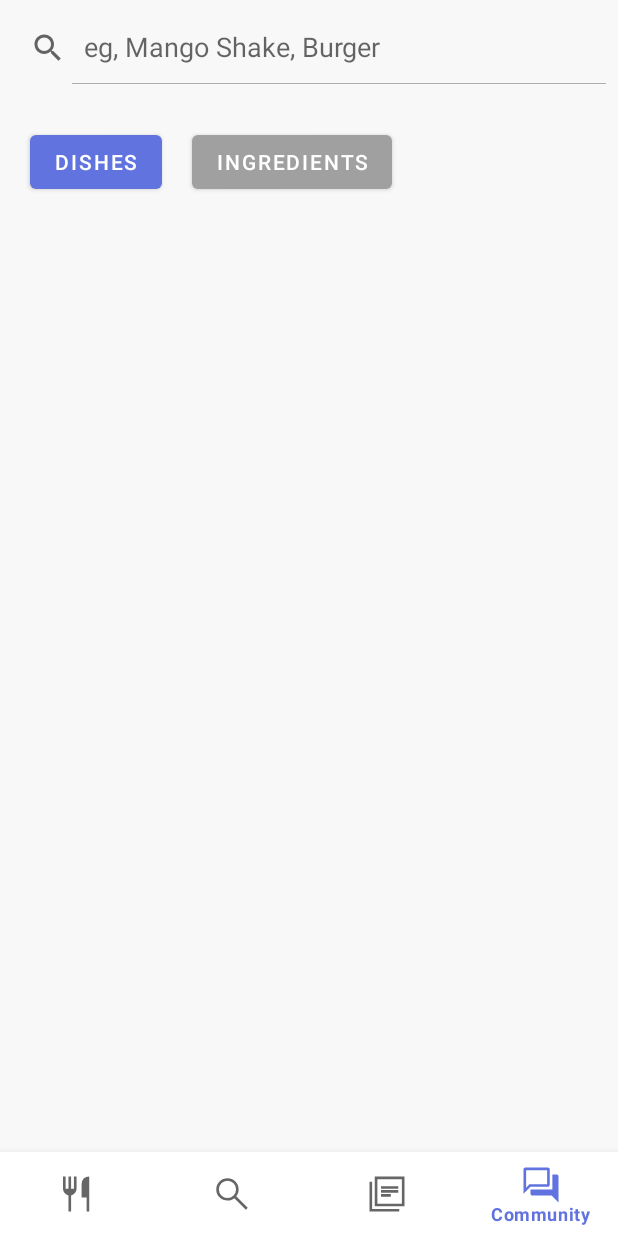
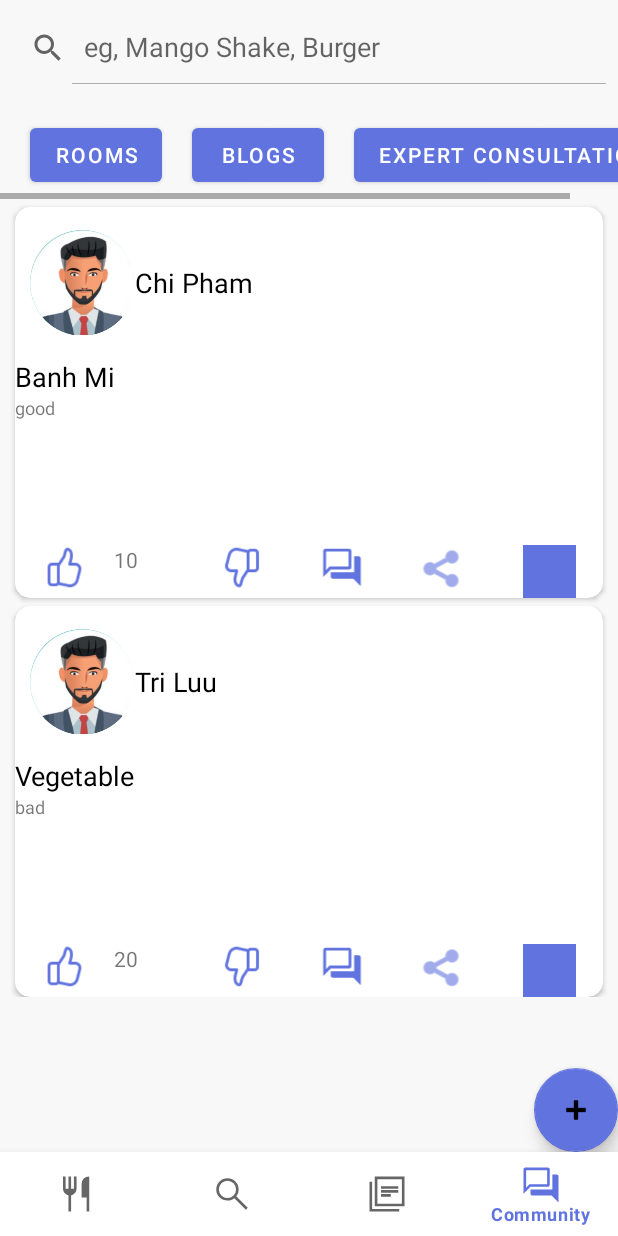
Before and after one commit to Quanghihicoder/NutriChief, an Android app: the MainActivity screen opened directly, with no data from a screen before it, item 4 of the bottom bar chosen, on a phone screen of 412 x 824 dp. Run offline under Robolectric (Android 15) with nearby library versions, the phone set to English and light mode, and no system bars.

Commit message:
Community Feature

```diff
--- a/android/app/src/main/java/com/example/nutrichief/MainActivity.kt
+++ b/android/app/src/main/java/com/example/nutrichief/MainActivity.kt
@@ -6,6 +6,7 @@ import android.os.Bundle
 import android.view.MenuItem
 import androidx.fragment.app.Fragment
 import com.example.nutrichief.model.Meal
+import com.example.nutrichief.view.CommunityFragment
 import com.google.android.material.bottomnavigation.BottomNavigationView
 import com.google.android.material.navigation.NavigationBarView
 import com.example.nutrichief.view.SearchFragment
@@ -15,6 +16,7 @@ class MainActivity : AppCompatActivity(), NavigationBarView.OnItemSelectedListen
     @SuppressLint("MissingInflatedId")
     private lateinit var mealPlanFragment: MealPlanFragment
     private val searchFragment = SearchFragment()
+    private val communityFragment = CommunityFragment()
 
     override fun onCreate(savedInstanceState: Bundle?) {
         super.onCreate(savedInstanceState)
@@ -48,6 +50,9 @@ class MainActivity : AppCompatActivity(), NavigationBarView.OnItemSelectedListen
             R.id.nav_item_search -> {
                 replaceFragment(this.searchFragment)
             }
+            R.id.nav_item_community -> {
+                replaceFragment(this.communityFragment)
+            }
         }
         return true
     }
--- /dev/null
+++ b/android/app/src/main/java/com/example/nutrichief/adapter/CommunityPostAdapter.kt
@@ -0,0 +1,51 @@
+package com.example.nutrichief.adapter
+
+import android.view.LayoutInflater
+import android.view.View
+import android.view.ViewGroup
+import android.widget.*
+import androidx.recyclerview.widget.RecyclerView
+import com.example.nutrichief.R
+import com.example.nutrichief.datamodels.CommunityPost
+
+class CommunityPostAdapter (private var postList: MutableList<CommunityPost>,
+//                            private val listener: AdapterView.OnItemClickListener
+) : RecyclerView.Adapter<CommunityPostAdapter.PostItemViewHolder>(), Filterable {
+    private var communityPostList = ArrayList<CommunityPost>(postList)
+
+    // Interface for defining click listener callbacks
+    interface OnItemClickListener {
+        fun onFoodClick(item: CommunityPost)
+    }
+
+    override fun onCreateViewHolder(parent: ViewGroup, viewType: Int): CommunityPostAdapter.PostItemViewHolder {
+        val layoutInflater = LayoutInflater.from(parent.context)
+        val view = layoutInflater.inflate(R.layout.recycler_item_post, parent, false,) as View
+        return PostItemViewHolder(view)
+    }
+
+    override fun onBindViewHolder(holder: PostItemViewHolder, position: Int) {
+        val post = postList[position]
+        holder.userName.text = post.user_name
+        holder.postTitle.text = post.post_title
+        holder.postDesc.text = post.post_detail
+        holder.postLike.text = post.post_like.toString()
+
+        holder.itemView.setOnClickListener{
+//            listener.onFoodClick(food)
+        }
+    }
+
+    override fun getItemCount(): Int = postList.size
+
+    inner class PostItemViewHolder(itemView: View) : RecyclerView.ViewHolder(itemView) {
+        val userName: TextView = itemView.findViewById(R.id.user_name)
+        val postTitle: TextView = itemView.findViewById(R.id.post_title)
+        val postDesc: TextView = itemView.findViewById(R.id.post_desc)
+        val postLike: TextView = itemView.findViewById(R.id.post_like_number)
+    }
+
+    override fun getFilter(): Filter {
+        TODO("Not yet implemented")
+    }
+}
--- /dev/null
+++ b/android/app/src/main/java/com/example/nutrichief/datamodels/CommunityPost.kt
@@ -0,0 +1,10 @@
+package com.example.nutrichief.datamodels
+
+data class CommunityPost(
+    var post_id: Int,
+    var post_title: String,
+    var post_detail: String,
+    var user_name: String,
+    var post_like: Int,
+    var post_dislike: Int
+)
--- /dev/null
+++ b/android/app/src/main/java/com/example/nutrichief/view/CommunityFragment.kt
@@ -0,0 +1,105 @@
+package com.example.nutrichief.view
+
+import android.content.Intent
+import android.os.Bundle
+import androidx.fragment.app.Fragment
+import android.view.LayoutInflater
+import android.view.View
+import android.view.ViewGroup
+import android.widget.SearchView
+import androidx.fragment.app.commit
+import androidx.recyclerview.widget.LinearLayoutManager
+import androidx.recyclerview.widget.RecyclerView
+import com.example.nutrichief.MainActivity
+import com.example.nutrichief.R
+import com.example.nutrichief.adapter.CommunityPostAdapter
+import com.example.nutrichief.datamodels.CommunityPost
+import com.google.android.material.floatingactionbutton.FloatingActionButton
+
+// TODO: Rename parameter arguments, choose names that match
+// the fragment initialization parameters, e.g. ARG_ITEM_NUMBER
+private const val ARG_PARAM1 = "param1"
+private const val ARG_PARAM2 = "param2"
+
+/**
+ * A simple [Fragment] subclass.
+ * Use the [CommunityFragment.newInstance] factory method to
+ * create an instance of this fragment.
+ */
+class CommunityFragment : Fragment() {
+    // TODO: Rename and change types of parameters
+    private var param1: String? = null
+    private var param2: String? = null
+
+    private lateinit var communityRecyclerView: RecyclerView
+    private lateinit var communityAdapter: CommunityPostAdapter
+
+    override fun onCreate(savedInstanceState: Bundle?) {
+        super.onCreate(savedInstanceState)
+        arguments?.let {
+            param1 = it.getString(ARG_PARAM1)
+            param2 = it.getString(ARG_PARAM2)
+        }
+    }
+
+    override fun onCreateView(
+        inflater: LayoutInflater, container: ViewGroup?,
+        savedInstanceState: Bundle?
+    ): View? {
+        // Inflate the layout for this fragment
+        val view = inflater.inflate(R.layout.fragment_community, container, false)
+
+        val searchBox = view.findViewById<SearchView>(R.id.community_search_view)
+        val addPostBtn = view.findViewById<FloatingActionButton>(R.id.addPostBtn)
+
+        communityRecyclerView = view.findViewById(R.id.community_recycler_view)
+        communityRecyclerView.layoutManager = LinearLayoutManager(requireContext())
+
+        // Initialize adapters
+        communityAdapter = CommunityPostAdapter(mutableListOf())
+
+        val posts = mutableListOf(
+            CommunityPost(1, "Banh Mi", "good", "Chi Pham", 10, 0),
+            CommunityPost(2, "Vegetable", "bad", "Tri Luu", 20, 10),
+        )
+
+        communityAdapter = CommunityPostAdapter(posts)
+        communityRecyclerView.adapter = communityAdapter
+
+        addPostBtn.setOnClickListener {
+//            startActivity(Intent(activity, MainActivity::class.java))
+//            val transaction = requireActivity().supportFragmentManager.beginTransaction()
+//            transaction.replace(R.id.fragment_community, PostAddingFragment())
+//            transaction.addToBackStack(null)
+//            transaction.commit()
+            val bottomDialog = PostAddingFragment()
+            bottomDialog.show(requireActivity().supportFragmentManager, null)
+        }
+
+        return view
+//        val sharedPrefs = getSharedPreferences("MyPrefs", Context.MODE_PRIVATE)
+//        val name = sharedPrefs.getString("user_name", "") ?: ""
+    }
+
+    companion object {
+        /**
+         * Use this factory method to create a new instance of
+         * this fragment using the provided parameters.
+         *
+         * @param param1 Parameter 1.
+         * @param param2 Parameter 2.
+         * @return A new instance of fragment CommunityFragment.
+         */
+        // TODO: Rename and change types and number of parameters
+        @JvmStatic
+        fun newInstance(param1: String, param2: String) =
+            CommunityFragment().apply {
+                arguments = Bundle().apply {
+                    putString(ARG_PARAM1, param1)
+                    putString(ARG_PARAM2, param2)
+                }
+            }
+    }
+
+
+}
--- a/android/app/src/main/java/com/example/nutrichief/view/RegisterActivity.kt
+++ b/android/app/src/main/java/com/example/nutrichief/view/RegisterActivity.kt
@@ -155,6 +155,9 @@ class RegisterActivity : AppCompatActivity() {
                                 Toast.makeText(this@RegisterActivity, "Registration successful", Toast.LENGTH_SHORT)
                                     .show()
                                 val loginIntent = Intent(this@RegisterActivity, MainActivity::class.java)
+                                val sharedPrefs = getSharedPreferences("MyPrefs", Context.MODE_PRIVATE)
+                                val editor = sharedPrefs.edit()
+                                editor.putString("user_name", fullName)
                                 startActivity(loginIntent)
                                 finish()
                             } else {
--- a/android/app/src/main/java/com/example/nutrichief/view/UserProfileActivity.kt
+++ b/android/app/src/main/java/com/example/nutrichief/view/UserProfileActivity.kt
@@ -137,7 +137,7 @@ class UserProfileActivity : AppCompatActivity() {
         }
     }
 
-    fun bmiRate (bmi : Float) : String {
+    private fun bmiRate (bmi : Float) : String {
         if (bmi < 18.5 ) return  " Underweight"
         else if (bmi in 18.5..25.0) return " Healthy"
         else if (bmi in 25.0..30.0) return " Overweight"
--- a/android/app/src/main/res/layout/activity_cooking.xml
+++ b/android/app/src/main/res/layout/activity_cooking.xml
@@ -33,7 +33,7 @@
         app:tint="@android:color/black" />
 
     <androidx.constraintlayout.widget.ConstraintLayout
-        android:layout_width="414dp"
+        android:layout_width="match_parent"
         android:layout_height="500dp"
         app:layout_constraintBottom_toBottomOf="parent"
         app:layout_constraintEnd_toEndOf="parent"
@@ -168,7 +168,6 @@
         </androidx.core.widget.NestedScrollView>
 
 
-
     </androidx.constraintlayout.widget.ConstraintLayout>
 
 
--- a/android/app/src/main/res/layout/activity_recipe_detail.xml
+++ b/android/app/src/main/res/layout/activity_recipe_detail.xml
@@ -30,7 +30,7 @@
         app:tint="@android:color/black" />
 
     <androidx.constraintlayout.widget.ConstraintLayout
-        android:layout_width="414dp"
+        android:layout_width="match_parent"
         android:layout_height="550dp"
         app:layout_constraintBottom_toBottomOf="parent"
         app:layout_constraintEnd_toEndOf="parent"
--- /dev/null
+++ b/android/app/src/main/res/layout/fragment_community.xml
@@ -0,0 +1,101 @@
+<?xml version="1.0" encoding="utf-8"?>
+<FrameLayout
+    android:id="@+id/drawer_layout"
+    xmlns:android="http://schemas.android.com/apk/res/android"
+    xmlns:app="http://schemas.android.com/apk/res-auto"
+    android:layout_width="match_parent"
+    android:layout_height="match_parent"
+    android:fitsSystemWindows="true"
+    android:background="#E6F8F8F8">
+
+    <LinearLayout
+        android:layout_width="match_parent"
+        android:layout_height="match_parent"
+        android:orientation="vertical">
+
+        <LinearLayout
+            android:id="@+id/community_search"
+            android:layout_width="match_parent"
+            android:layout_height="wrap_content"
+            android:clipToPadding="false"
+            android:gravity="center_vertical"
+            android:orientation="horizontal"
+            android:paddingVertical="8dp">
+
+            <SearchView
+                android:id="@+id/community_search_view"
+                android:layout_width="match_parent"
+                android:layout_height="wrap_content"
+                android:iconifiedByDefault="false"
+                android:queryHint="eg, Mango Shake, Burger"
+                app:voiceIcon="@drawable/ic_user" />
+
+        </LinearLayout>
+
+        <HorizontalScrollView
+            android:layout_width="match_parent"
+            android:layout_height="wrap_content"
+            android:layout_gravity="">
+
+            <LinearLayout
+                android:id="@+id/filter_search"
+                android:layout_width="match_parent"
+                android:layout_height="wrap_content"
+                android:clipToPadding="false"
+                android:layout_gravity="center_vertical"
+                android:orientation="horizontal"
+                android:paddingVertical="5dp">
+
+                <Button
+                    android:id="@+id/button_rooms"
+                    android:layout_width="wrap_content"
+                    android:layout_height="wrap_content"
+                    android:layout_marginTop="10dp"
+                    android:layout_marginStart="20dp"
+                    android:text="Rooms" />
+
+                <Button
+                    android:id="@+id/button_blogs"
+                    android:layout_width="wrap_content"
+                    android:layout_height="wrap_content"
+                    android:layout_marginTop="10dp"
+                    android:layout_marginStart="20dp"
+                    android:text="Blogs" />
+
+                <Button
+                    android:id="@+id/button_expert_consultation"
+                    android:layout_width="wrap_content"
+                    android:layout_height="wrap_content"
+                    android:layout_marginStart="20dp"
+                    android:layout_marginTop="10dp"
+                    android:text="Expert Consultation" />
+
+            </LinearLayout>
+        </HorizontalScrollView>
+
+        <androidx.recyclerview.widget.RecyclerView
+            android:id="@+id/community_recycler_view"
+            android:layout_width="match_parent"
+            android:layout_height="wrap_content">
+
+        </androidx.recyclerview.widget.RecyclerView>
+
+
+    </LinearLayout>
+
+    <com.google.android.material.floatingactionbutton.FloatingActionButton
+        android:id="@+id/addPostBtn"
+        android:layout_width="match_parent"
+        android:layout_height="wrap_content"
+        android:layout_gravity="bottom|end"
+        android:clickable="true"
+        android:src="@drawable/ic_input_add_custom" />
+
+<!--    <FrameLayout-->
+<!--        android:id="@+id/fragment_community"-->
+<!--        android:layout_width="match_parent"-->
+<!--        android:layout_height="match_parent"-->
+<!--        app:layout_constraintStart_toStartOf="parent"-->
+<!--        app:layout_constraintTop_toTopOf="parent" />-->
+
+</FrameLayout>
--- /dev/null
+++ b/android/app/src/main/res/layout/recycler_item_post.xml
@@ -0,0 +1,121 @@
+<?xml version="1.0" encoding="utf-8"?>
+<androidx.cardview.widget.CardView
+    xmlns:android="http://schemas.android.com/apk/res/android"
+    xmlns:app="http://schemas.android.com/apk/res-auto"
+    xmlns:tools="http://schemas.android.com/tools"
+    android:layout_width="match_parent"
+    android:layout_height="wrap_content"
+    android:background="@color/white"
+    app:cardCornerRadius="10dp"
+    app:cardPreventCornerOverlap="false"
+    android:clipToPadding="false"
+    app:elevation="4dp"
+    android:layout_marginHorizontal="10dp"
+    android:layout_marginTop="5dp">
+
+    <LinearLayout
+        android:layout_width="match_parent"
+        android:layout_height="wrap_content"
+        android:orientation="vertical">
+
+        <LinearLayout
+            android:layout_width="match_parent"
+            android:layout_height="wrap_content"
+            android:layout_marginHorizontal="10dp"
+            android:layout_marginVertical="15dp"
+            android:gravity="center_vertical"
+            android:orientation="horizontal">
+
+            <ImageView
+                android:id="@+id/ingredient_image"
+                android:layout_width="70dp"
+                android:layout_height="70dp"
+                android:scaleType="centerCrop"
+                android:src="@drawable/user_male"
+                android:transitionName="itemImageTransition" />
+
+            <TextView
+                android:id="@+id/user_name"
+                android:layout_width="wrap_content"
+                android:layout_height="wrap_content"
+                android:text="User Name"
+                android:textColor="@color/black"
+                android:textSize="18sp"
+                android:transitionName="itemNameTransition" />
+
+        </LinearLayout>
+
+        <TextView
+            android:id="@+id/post_title"
+            android:layout_width="match_parent"
+            android:layout_height="wrap_content"
+            android:text="Post title"
+            android:textColor="@color/black"
+            android:textSize="18sp"
+            android:transitionName="itemNameTransition" />
+
+        <TextView
+            android:id="@+id/post_desc"
+            android:layout_width="match_parent"
+            android:layout_height="100dp"
+            android:ellipsize="end"
+            android:maxLines="2"
+            android:text="Post detail"
+            android:textSize="12sp"
+            android:transitionName="itemDescTransition" />
+
+        <LinearLayout
+            android:layout_width="match_parent"
+            android:layout_height="wrap_content"
+            android:orientation="horizontal">
+
+            <ImageView
+                android:id="@+id/post_like"
+                android:layout_width="wrap_content"
+                android:layout_height="wrap_content"
+                android:layout_weight="1"
+                app:srcCompat="@drawable/ic_like_custom" />
+
+            <TextView
+                android:id="@+id/post_like_number"
+                android:layout_width="wrap_content"
+                android:layout_height="wrap_content"
+                android:layout_weight="1"
+                android:text="100" />
+
+            <ImageView
+                android:id="@+id/post_dislike"
+                android:layout_width="wrap_content"
+                android:layout_height="wrap_content"
+                android:layout_weight="1"
+                android:rotation="180"
+                app:srcCompat="@drawable/ic_like_custom" />
+
+            <ImageView
+                android:id="@+id/imageView10"
+                android:layout_width="wrap_content"
+                android:layout_height="wrap_content"
+                android:layout_weight="1"
+                app:srcCompat="@drawable/ic_community_custom"
+                app:tint="@color/purple_theme_color" />
+
+            <ImageView
+                android:id="@+id/imageView11"
+                android:layout_width="wrap_content"
+                android:layout_height="wrap_content"
+                android:layout_weight="1"
+                app:srcCompat="@android:drawable/ic_menu_share"
+                app:tint="@color/purple_theme_color" />
+
+            <ImageView
+                android:id="@+id/imageView12"
+                android:layout_width="wrap_content"
+                android:layout_height="wrap_content"
+                android:layout_weight="1"
+                app:srcCompat="@drawable/ic_more_horiz_custom"
+                app:tint="@color/purple_theme_color"/>
+        </LinearLayout>
+
+    </LinearLayout>
+
+</androidx.cardview.widget.CardView>
```
Also changed, not shown: android/app/src/main/AndroidManifest.xml (+7 -0 lines), android/app/src/main/java/com/example/nutrichief/view/PostAddingFragment.kt (added, +77 -0 lines), android/app/src/main/res/layout/fragment_post_adding.xml (added, +104 -0 lines).
